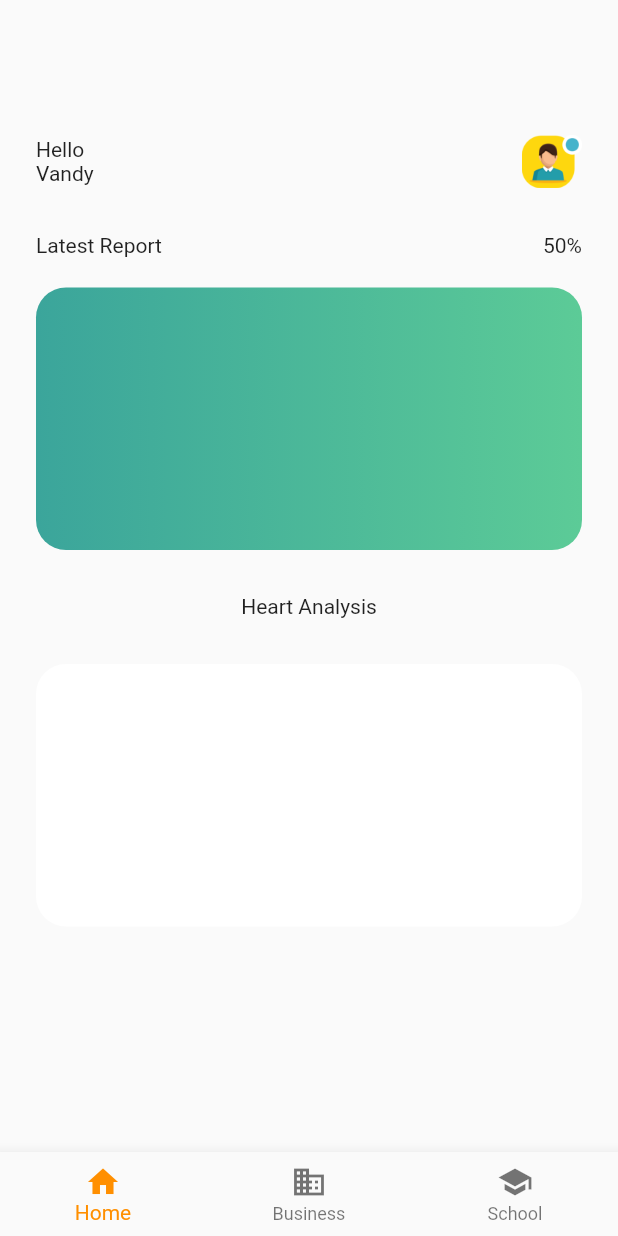
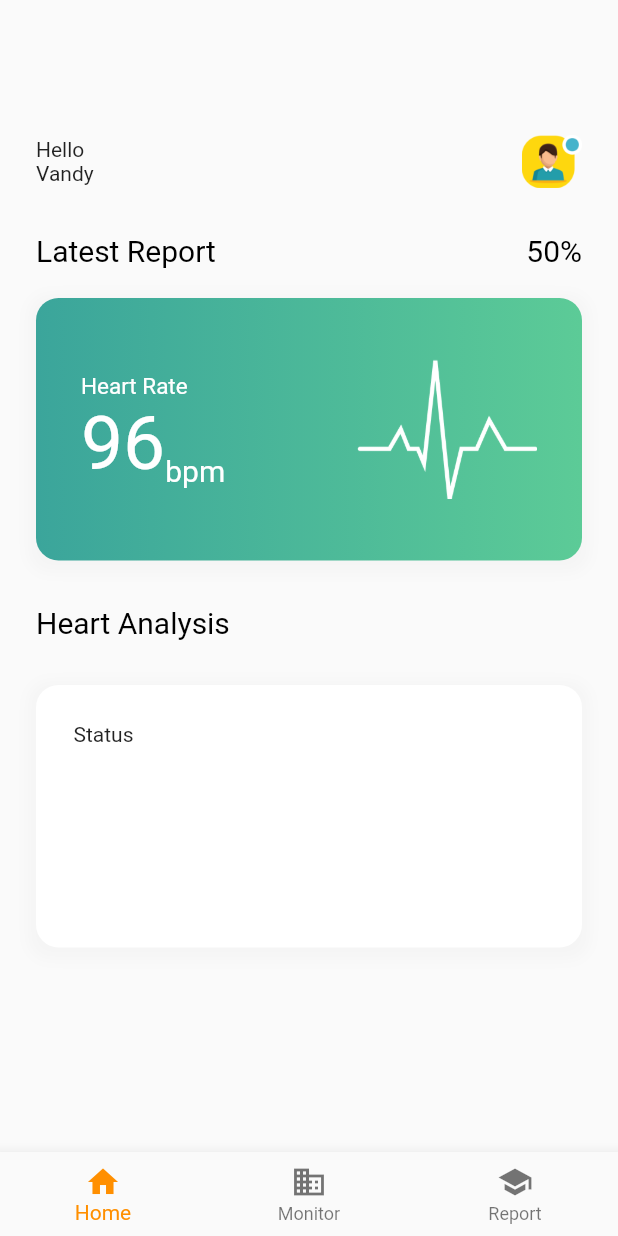
Before and after one commit to AliArRidla/SI-SCA, a Flutter app: the screen it shows after launch, on a phone screen of 412 x 824 dp. Run offline on Flutter 3.47's test engine with Material 2 defaults, Android fonts, the phone set to English and light mode, and no system bars.

Commit message:
update design home screen

```diff
--- a/lib/views/home/home.dart
+++ b/lib/views/home/home.dart
@@ -34,8 +34,10 @@ class HomeScreen extends StatelessWidget {
             Row(
               mainAxisAlignment: MainAxisAlignment.spaceBetween,
               children: [
-                Text("Latest Report"),
-                Text("50%"),
+                Text("Latest Report",
+                    style: TextStyle(fontSize: 20, color: Colors.black)),
+                Text("50%",
+                    style: TextStyle(fontSize: 20, color: Colors.black)),
               ],
             ),
             Container(
@@ -46,13 +48,64 @@ class HomeScreen extends StatelessWidget {
               decoration: BoxDecoration(
                 // color: Colors.blue,
                 gradient: primaryGradient,
-                borderRadius: BorderRadius.circular(20),
+                // borderRadius: BorderRadius.circular(20),
+                borderRadius: BorderRadius.only(
+                    topLeft: Radius.circular(15),
+                    topRight: Radius.circular(15),
+                    bottomLeft: Radius.circular(15),
+                    bottomRight: Radius.circular(15)),
+                boxShadow: [
+                  BoxShadow(
+                    color: Color.fromARGB(255, 200, 200, 200).withOpacity(0.1),
+                    spreadRadius: 5,
+                    blurRadius: 7,
+                    offset: Offset(0, 3), // changes position of shadow
+                  ),
+                ],
+              ),
+              child: Container(
+                margin: EdgeInsets.symmetric(horizontal: 30),
+                child: Row(
+                  mainAxisAlignment: MainAxisAlignment.spaceBetween,
+                  children: [
+                    Column(
+                      crossAxisAlignment: CrossAxisAlignment.start,
+                      children: [
+                        SizedBox(
+                          height: 50,
+                        ),
+                        Text("Heart Rate",
+                            style:
+                                TextStyle(fontSize: 15, color: Colors.white)),
+                        Row(
+                          crossAxisAlignment: CrossAxisAlignment.end,
+                          children: [
+                            Text("96",
+                                style: TextStyle(
+                                    fontSize: 50, color: Colors.white)),
+                            Text("bpm",
+                                style: TextStyle(
+                                    fontSize: 20, color: Colors.white))
+                          ],
+                        )
+                      ],
+                    ),
+                    Image.asset(
+                      'lib/assets/images/rate.png',
+                      width: 120,
+                    )
+                  ],
+                ),
               ),
             ),
             SizedBox(
               height: 30,
             ),
-            Text("Heart Analysis"),
+            Column(
+              crossAxisAlignment: CrossAxisAlignment.start,
+              children: [
+                Text("Heart Analysis",
+                    style: TextStyle(fontSize: 20, color: Colors.black)),
                 SizedBox(
                   height: 10,
                 ),
@@ -63,9 +116,30 @@ class HomeScreen extends StatelessWidget {
                   width: double.infinity,
                   decoration: BoxDecoration(
                     color: Colors.white,
-                // gradient: primaryGradient,
-                borderRadius: BorderRadius.circular(20),
+                    borderRadius: BorderRadius.only(
+                        topLeft: Radius.circular(15),
+                        topRight: Radius.circular(15),
+                        bottomLeft: Radius.circular(15),
+                        bottomRight: Radius.circular(15)),
+                    boxShadow: [
+                      BoxShadow(
+                        color:
+                            Color.fromARGB(255, 200, 200, 200).withOpacity(0.1),
+                        spreadRadius: 5,
+                        blurRadius: 7,
+                        offset: Offset(0, 3), // changes position of shadow
                       ),
+                    ],
+                  ),
+                  child: Container(
+                    margin: EdgeInsets.symmetric(horizontal: 25, vertical: 25),
+                    child: Column(
+                      crossAxisAlignment: CrossAxisAlignment.start,
+                      children: [Text("Status")],
+                    ),
+                  ),
+                ),
+              ],
             ),
           ],
         ),
@@ -78,11 +152,11 @@ class HomeScreen extends StatelessWidget {
           ),
           BottomNavigationBarItem(
             icon: Icon(Icons.business),
-            label: 'Business',
+            label: 'Monitor',
           ),
           BottomNavigationBarItem(
             icon: Icon(Icons.school),
-            label: 'School',
+            label: 'Report',
           ),
         ],
         selectedItemColor: Colors.amber[800],
```
Also changed, not shown: lib/assets/images/rate.png (added). Lines whose indentation alone changed are shown as unchanged.
